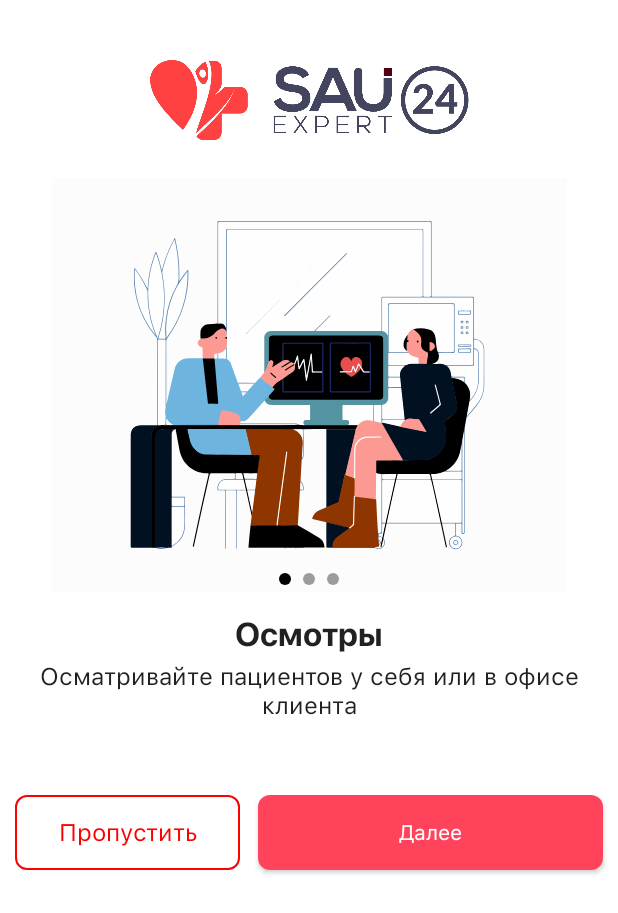
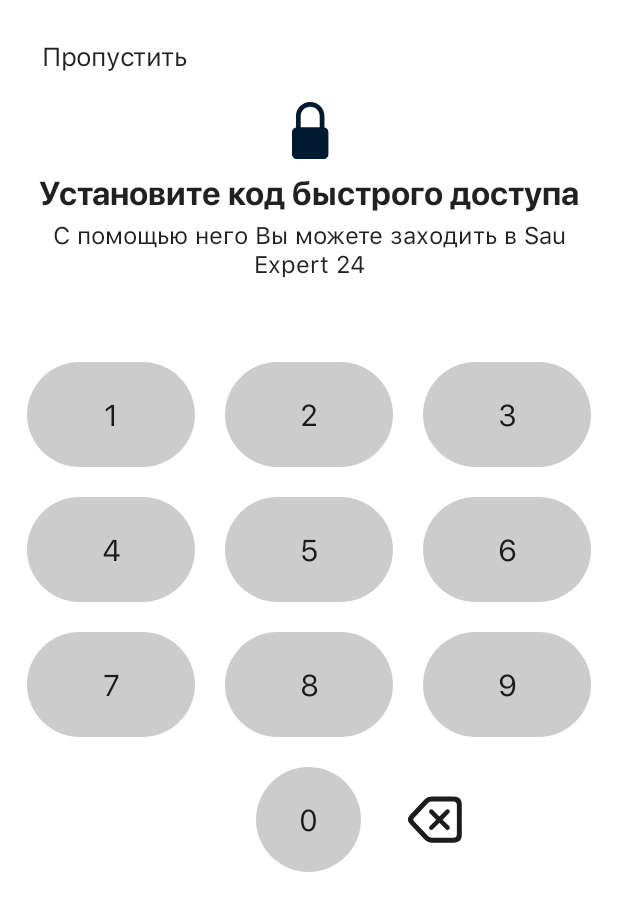
Before and after one commit to altron013/SauExpertTest, an Android app built with Jetpack Compose: the screen it shows after launch (MainActivity), on a phone screen of 412 x 824 dp. Shown: the top 913 px of the screen. Run offline under Robolectric (Android 15) with nearby library versions, the phone set to English and light mode, and no system bars; our stand-ins replace accompanist; 1 statement that could not run was skipped.

Commit message:
[Change] Change name and function of OTPScreen to CustomKeyboardOTPScreen [Add] Add vector images

```diff
--- a/app/src/main/java/com/example/sauexpert/MainActivity.kt
+++ b/app/src/main/java/com/example/sauexpert/MainActivity.kt
@@ -9,16 +9,15 @@ import androidx.compose.material.Text
 import androidx.compose.runtime.Composable
 import androidx.compose.ui.ExperimentalComposeUiApi
 import androidx.compose.ui.tooling.preview.Preview
+import com.example.otp_example.CustomKeyboardOTPScreen
 import com.example.sauexpert.on_board_screen.OnBoardInfoScreen
 import com.example.sauexpert.profile.ProfileScreen
 import com.example.sauexpert.ui.theme.SauExpertTheme
 import com.google.accompanist.pager.ExperimentalPagerApi
 
 class MainActivity : ComponentActivity() {
-    @ExperimentalPagerApi
-    @ExperimentalAnimationApi
-    @ExperimentalFoundationApi
-    @ExperimentalComposeUiApi
+
+
     override fun onCreate(savedInstanceState: Bundle?) {
         super.onCreate(savedInstanceState)
         setContent {
@@ -26,14 +25,14 @@ class MainActivity : ComponentActivity() {
                 // GetAccessScreen()
                 // LandingScreen()
                 // RegisterOtp()
-//                OTPScreen()
+                CustomKeyboardOTPScreen()
                 //RegisterPatientScreen()
                 //RegisterPatientScreen2()
                 // RegisterDoctorScreen()
                 // LoginScreen()
                 // RegisterDoctorScreen()
 //                ProfileScreen()
-                OnBoardInfoScreen()
+//                OnBoardInfoScreen()
             }
         }
     }
--- /dev/null
+++ b/app/src/main/java/com/example/sauexpert/signup_patient/CutomKeyboardOTPScreen.kt
@@ -0,0 +1,315 @@
+package com.example.otp_example
+
+import android.widget.Toast
+import androidx.compose.animation.AnimatedVisibility
+import androidx.compose.foundation.*
+import androidx.compose.foundation.layout.*
+import androidx.compose.foundation.lazy.GridCells
+import androidx.compose.foundation.lazy.LazyVerticalGrid
+import androidx.compose.foundation.shape.CircleShape
+import androidx.compose.material.MaterialTheme
+import androidx.compose.material.Text
+import androidx.compose.runtime.Composable
+import androidx.compose.runtime.mutableStateListOf
+import androidx.compose.runtime.mutableStateOf
+import androidx.compose.runtime.remember
+import androidx.compose.ui.Alignment
+import androidx.compose.ui.Modifier
+import androidx.compose.ui.graphics.Color
+import androidx.compose.ui.platform.LocalContext
+import androidx.compose.ui.res.painterResource
+import androidx.compose.ui.res.stringResource
+import androidx.compose.ui.text.font.FontWeight
+import androidx.compose.ui.text.style.TextAlign
+import androidx.compose.ui.unit.dp
+import androidx.compose.ui.unit.sp
+import com.example.sauexpert.R
+
+@Composable
+fun CustomKeyboardOTPScreen() {
+    val inputVal = remember { mutableStateOf("") }
+    val scrollState = rememberScrollState()
+    val pinList = remember { mutableStateListOf<String>() }
+
+    val pinList2 = remember { mutableStateListOf<String>() }
+    for (i in pinList.indices) {
+        inputVal.value = pinList.get(i)
+    }
+    val context = LocalContext.current
+
+
+    CustomKeyboard(
+        input = inputVal.value,
+        scrollState = scrollState,
+        list = pinList,
+        list2 = pinList2,
+        onClick = { digit ->
+            if (pinList.size < 4 && digit.toString() != "D") {
+                pinList.add(digit.toString())
+//                inputVal.value += digit.toString()
+            } else if (pinList.size == 4 && pinList2.size < 4 && digit.toString() != "D") {
+                pinList2.add(digit.toString())
+            } else if (pinList2.size > 0 && digit.toString() == "D") {
+                pinList2.remove(pinList2.last())
+            } else if (pinList2.size == 0 && pinList.size > 0 && digit.toString() == "D") {
+                pinList.remove(pinList.last())
+//            } else if (pinList == pinList2) {
+//                Toast.makeText(context, "Text is equal", Toast.LENGTH_SHORT).show()
+            } else {
+                Toast.makeText(context, "Error", Toast.LENGTH_SHORT).show()
+            }
+
+
+        }
+    )
+}
+
+@Composable
+fun CustomKeyboard(
+    input: String,
+    scrollState: ScrollState,
+    list: MutableList<String>,
+    list2: MutableList<String>,
+    onClick: (digit: Char) -> Unit
+) {
+    val rowWidth = 15.dp
+
+    Column(
+        modifier = Modifier
+            .fillMaxSize()
+            .padding(8.dp)
+    ) {
+        TopBarForOTP(Modifier.padding(20.dp))
+
+        PasscodeScreenDescription()
+
+        Spacer(modifier = Modifier.height(20.dp))
+
+        Row(
+            verticalAlignment = Alignment.CenterVertically,
+            horizontalArrangement = Arrangement.Center,
+            modifier = Modifier.fillMaxWidth()
+        ) {
+            AnimatedVisibility(visible = list.size > 0) {
+                doteImage(modifier = Modifier)
+
+            }
+            Spacer(modifier = Modifier.width(rowWidth))
+
+            AnimatedVisibility(visible = list.size > 1) {
+                doteImage(modifier = Modifier)
+
+            }
+
+            Spacer(modifier = Modifier.width(rowWidth))
+
+            AnimatedVisibility(visible = list.size > 2) {
+                doteImage(modifier = Modifier)
+
+            }
+
+            Spacer(modifier = Modifier.width(rowWidth))
+
+            AnimatedVisibility(visible = list.size > 3) {
+                doteImage(modifier = Modifier)
+
+            }
+        }
+
+        Spacer(modifier = Modifier.height(15.dp))
+
+        Row(
+            verticalAlignment = Alignment.CenterVertically,
+            horizontalArrangement = Arrangement.Center,
+            modifier = Modifier.fillMaxWidth()
+        ) {
+            AnimatedVisibility(visible = list2.size > 0) {
+                doteImage(modifier = Modifier)
+
+            }
+            Spacer(modifier = Modifier.width(rowWidth))
+
+            AnimatedVisibility(visible = list2.size > 1) {
+                doteImage(modifier = Modifier)
+
+            }
+
+            Spacer(modifier = Modifier.width(rowWidth))
+
+            AnimatedVisibility(visible = list2.size > 2) {
+                doteImage(modifier = Modifier)
+
+            }
+
+            Spacer(modifier = Modifier.width(rowWidth))
+
+            AnimatedVisibility(visible = list2.size > 3) {
+                doteImage(modifier = Modifier)
+
+            }
+        }
+
+        Spacer(modifier = Modifier.height(10.dp))
+
+        PhoneButtons(
+            data = listOf(
+                "1", "2", "3", "4", "5", "6", "7", "8", "9"
+            ),
+            onClick = onClick
+        )
+
+        Row(
+            verticalAlignment = Alignment.CenterVertically,
+            horizontalArrangement = Arrangement.End,
+            modifier = Modifier
+                .fillMaxWidth()
+                .padding(horizontal = 95.dp)
+        ) {
+            PhoneButtonZero(
+                onClick = onClick
+            )
+            Spacer(modifier = Modifier.width(20.dp))
+
+            DeleteLeftIcon(
+                onClick = onClick
+            )
+        }
+    }
+}
+
+@Composable
+fun TopBarForOTP(
+    modifier: Modifier = Modifier
+) {
+    Row(
+        verticalAlignment = Alignment.CenterVertically,
+        horizontalArrangement = Arrangement.Start,
+        modifier = modifier.fillMaxWidth()
+    ) {
+        Text(
+            text = stringResource(id = R.string.skip),
+            style = MaterialTheme.typography.body1
+        )
+    }
+}
+
+@Composable
+fun doteImage(
+    modifier: Modifier
+) {
+    Image(
+        painter = painterResource(id = R.drawable.ic_oval),
+        contentDescription = null,
+        modifier = modifier
+            .size(13.dp)
+    )
+}
+
+
+@OptIn(ExperimentalFoundationApi::class)
+@Composable
+fun PhoneButtons(
+    data: List<String>,
+    onClick: (digit: Char) -> Unit,
+    modifier: Modifier = Modifier
+
+) {
+    LazyVerticalGrid(
+        cells = GridCells.Fixed(3),
+        contentPadding = PaddingValues(horizontal = 70.dp)
+    ) {
+        items(data.size) {
+            var number = data[it].toInt()
+            Box(
+                contentAlignment = Alignment.Center,
+                modifier = modifier
+                    .padding(10.dp)
+                    .background(Color.LightGray, shape = CircleShape)
+                    .size(70.dp)
+                    .clickable {
+                        onClick(number.digitToChar())
+                    }
+            ) {
+                Text(
+                    text = data[it],
+                    fontSize = 20.sp,
+                    textAlign = TextAlign.Center,
+                    modifier = modifier
+                )
+            }
+        }
+    }
+}
+
+@Composable
+fun PhoneButtonZero(
+    onClick: (digit: Char) -> Unit,
+    modifier: Modifier = Modifier
+) {
+    val number: Int = 0
+    Box(
+        contentAlignment = Alignment.Center,
+        modifier = modifier
+            .padding(10.dp)
+            .background(Color.LightGray, shape = CircleShape)
+            .size(70.dp)
+            .clickable {
+                onClick(number.digitToChar())
+            }
+    ) {
+        Text(
+            text = number.toString(),
+            fontSize = 20.sp,
+            textAlign = TextAlign.Center,
+            modifier = modifier
+
+        )
+    }
+}
+
+@Composable
+fun DeleteLeftIcon(
+    onClick: (digit: Char) -> Unit,
+    modifier: Modifier = Modifier
+) {
+    val number: String = "D"
+    Image(
+        painter = painterResource(id = R.drawable.ic_delete_left),
+        contentDescription = null,
+        modifier = modifier
+            .size(38.dp)
+            .clickable {
+                onClick(number.first())
+            }
+    )
+}
+
+
+@Composable
+fun PasscodeScreenDescription(
+    modifier: Modifier = Modifier
+) {
+    Column(
+        horizontalAlignment = Alignment.CenterHorizontally,
+        verticalArrangement = Arrangement.Center,
+        modifier = modifier.fillMaxWidth()
+    ) {
+        Image(
+            painter = painterResource(id = R.drawable.ic_locked_icon),
+            contentDescription = null,
+            modifier = modifier
+                .size(38.dp)
+        )
+        Spacer(modifier = Modifier.height(10.dp))
+        Text(
+            text = stringResource(id = R.string.install_password_code),
+            style = MaterialTheme.typography.caption
+        )
+        Spacer(modifier = Modifier.height(5.dp))
+        Text(
+            text = stringResource(id = R.string.install_password_code_description),
+            textAlign = TextAlign.Center,
+            style = MaterialTheme.typography.subtitle1
+        )
+    }
+}
--- /dev/null
+++ b/app/src/main/res/drawable/ic_delete_left.xml
@@ -0,0 +1,9 @@
+<vector xmlns:android="http://schemas.android.com/apk/res/android"
+    android:width="29dp"
+    android:height="25dp"
+    android:viewportWidth="29"
+    android:viewportHeight="25">
+  <path
+      android:pathData="M24.254,24.2583C26.9661,24.2583 28.3849,22.9651 28.3849,20.2781V4.8847C28.3849,2.1852 26.9661,0.7915 24.254,0.7915H13.3933C11.6857,0.7915 10.4678,1.2059 9.3252,2.4489L2.2437,9.9824C1.3271,10.9868 0.9756,11.7151 0.9756,12.5061C0.9756,13.2971 1.3271,14.0379 2.2437,15.0298L9.3378,22.5256C10.4803,23.7686 11.6982,24.2457 13.4058,24.2457L24.254,24.2583ZM24.0908,21.7597H13.2928C12.4265,21.7597 11.8615,21.5337 11.2462,20.8933L4.2024,13.4478C3.8383,13.0585 3.7253,12.7949 3.7253,12.5061C3.7253,12.2173 3.8509,11.9536 4.2024,11.5644L11.2337,4.0937C11.8364,3.4533 12.4265,3.2901 13.2803,3.2901H24.0908C25.246,3.2901 25.8863,3.8928 25.8863,5.1107V19.9391C25.8863,21.157 25.246,21.7597 24.0908,21.7597ZM12.891,17.7921C13.2175,17.7921 13.5063,17.6665 13.7197,17.4405L16.9968,14.1509L20.299,17.4405C20.5124,17.6665 20.7886,17.7921 21.1277,17.7921C21.768,17.7921 22.2702,17.2773 22.2702,16.6369C22.2702,16.323 22.1447,16.0594 21.9187,15.8334L18.629,12.5312L21.9312,9.2164C22.1698,8.9904 22.2828,8.7268 22.2828,8.4254C22.2828,7.7851 21.7806,7.2828 21.1402,7.2828C20.8263,7.2828 20.5626,7.3833 20.3241,7.6219L16.9968,10.924L13.6946,7.6344C13.4812,7.4084 13.2175,7.308 12.891,7.308C12.2507,7.308 11.7485,7.7976 11.7485,8.438C11.7485,8.7393 11.874,9.0156 12.0875,9.229L15.3896,12.5312L12.0875,15.8459C11.874,16.0594 11.7485,16.3356 11.7485,16.6369C11.7485,17.2773 12.2507,17.7921 12.891,17.7921Z"
+      android:fillColor="#1C1C1E"/>
+</vector>
--- /dev/null
+++ b/app/src/main/res/drawable/ic_locked_icon.xml
@@ -0,0 +1,10 @@
+<vector xmlns:android="http://schemas.android.com/apk/res/android"
+    android:width="23dp"
+    android:height="36dp"
+    android:viewportWidth="23"
+    android:viewportHeight="36">
+  <path
+      android:pathData="M20.5,16.0415C21.9189,16.2795 23,17.5135 23,19V33C23,34.6569 21.6569,36 20,36H3C1.3432,36 0,34.6569 0,33V19C0,17.5135 1.0811,16.2795 2.5,16.0415V8.8525C2.5,3.9634 6.5294,0 11.5,0C16.4706,0 20.5,3.9634 20.5,8.8525V16.0415ZM17.5,16V8.8525C17.5,5.5931 14.8137,2.9508 11.5,2.9508C8.1863,2.9508 5.5,5.5931 5.5,8.8525V16H17.5Z"
+      android:fillColor="#031A33"
+      android:fillType="evenOdd"/>
+</vector>
```
Also changed, not shown: app/src/main/java/com/example/sauexpert/signup_patient/OTPScreen.kt (deleted, +0 -249 lines), app/src/main/res/drawable/ic_oval.xml (added, +10 -0 lines), app/src/main/res/drawable/ic_oval_with_empty.xml (added, +11 -0 lines).
